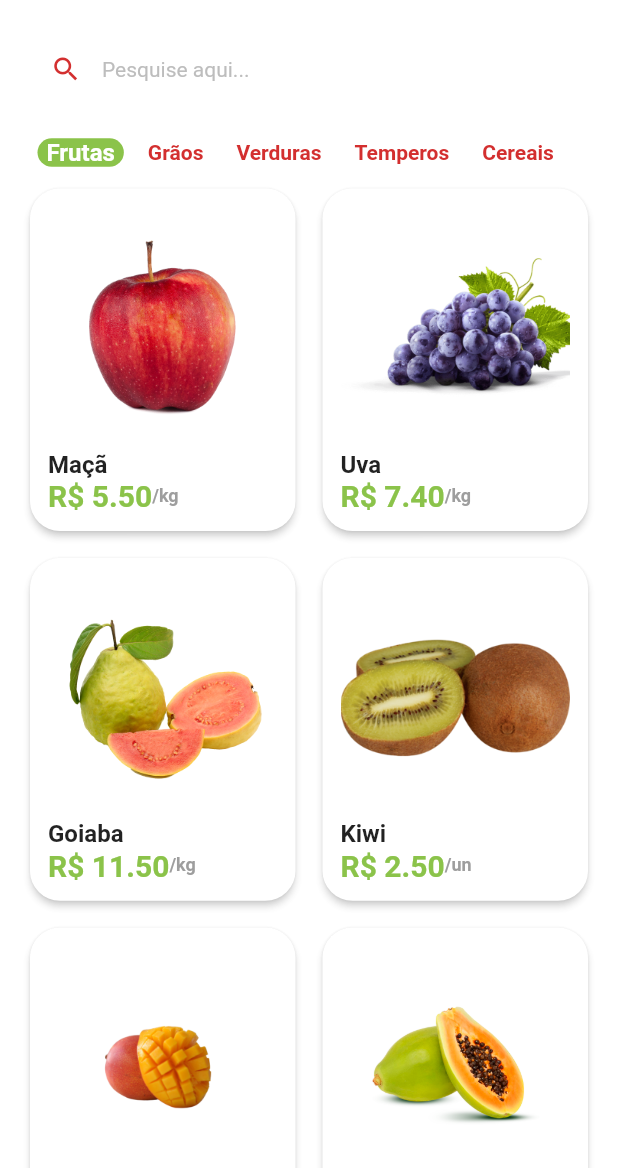
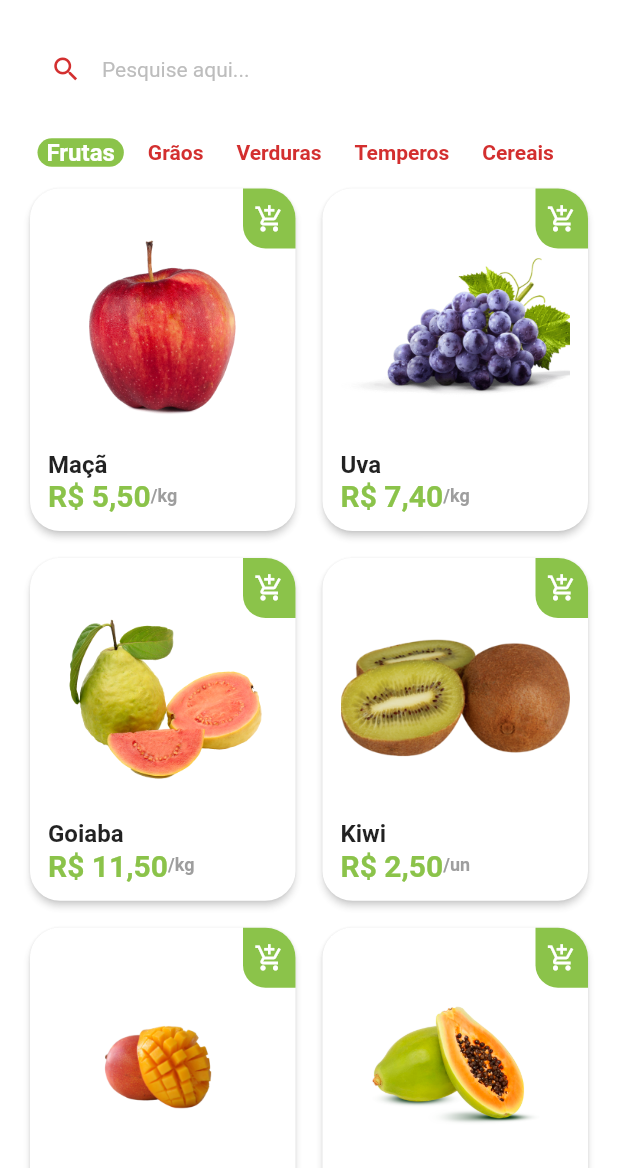
Before and after one commit to John-Rocha/greengrocer, a Flutter app: the HomeTab screen opened directly, on a phone screen of 412 x 824 dp, the part 68-1236 px from its top. Run offline on Flutter 3.47's test engine with Material 2 defaults, Android fonts, the phone set to English and light mode, and no system bars; drawn by our look-alikes of badges; our stand-ins replace animated_text_kit, mask_text_input_formatter.

Commit message:
feat: finished item tile

```diff
--- a/lib/src/pages/home/components/item_tile.dart
+++ b/lib/src/pages/home/components/item_tile.dart
@@ -2,18 +2,22 @@ import 'package:flutter/material.dart';
 import 'package:greengrocer/src/config/custom_colors.dart';
 
 import 'package:greengrocer/src/models/item_model.dart';
+import 'package:greengrocer/src/services/utils_services.dart';
 
 class ItemTile extends StatelessWidget {
-  const ItemTile({
+  ItemTile({
     Key? key,
     required this.item,
   }) : super(key: key);
 
   final ItemModel item;
+  UtilsServices utilsServices = UtilsServices();
 
   @override
   Widget build(BuildContext context) {
-    return Card(
+    return Stack(
+      children: [
+        Card(
           elevation: 2,
           shadowColor: Colors.grey.shade300,
           shape: RoundedRectangleBorder(
@@ -42,7 +46,7 @@ class ItemTile extends StatelessWidget {
                 Row(
                   children: [
                     Text(
-                  'R\$ ${item.price.toStringAsFixed(2)}',
+                      utilsServices.priceToCurrency(item.price),
                       style: TextStyle(
                         fontWeight: FontWeight.bold,
                         fontSize: 20,
@@ -62,6 +66,31 @@ class ItemTile extends StatelessWidget {
               ],
             ),
           ),
+        ),
+        Positioned(
+          top: 4,
+          right: 4,
+          child: GestureDetector(
+            onTap: () {},
+            child: Container(
+              height: 40,
+              width: 35,
+              decoration: BoxDecoration(
+                color: CustomColors.customSwatchColor,
+                borderRadius: const BorderRadius.only(
+                  bottomLeft: Radius.circular(15),
+                  topRight: Radius.circular(20),
+                ),
+              ),
+              child: const Icon(
+                Icons.add_shopping_cart_outlined,
+                color: Colors.white,
+                size: 20,
+              ),
+            ),
+          ),
+        )
+      ],
     );
   }
 }
--- /dev/null
+++ b/lib/src/services/utils_services.dart
@@ -0,0 +1,9 @@
+import 'package:intl/intl.dart';
+
+class UtilsServices {
+  // R$ valor
+  String priceToCurrency(double price) {
+    NumberFormat numberFormat = NumberFormat.simpleCurrency(locale: 'pt_BR');
+    return numberFormat.format(price);
+  }
+}
```
Lines whose indentation alone changed are shown as unchanged.
